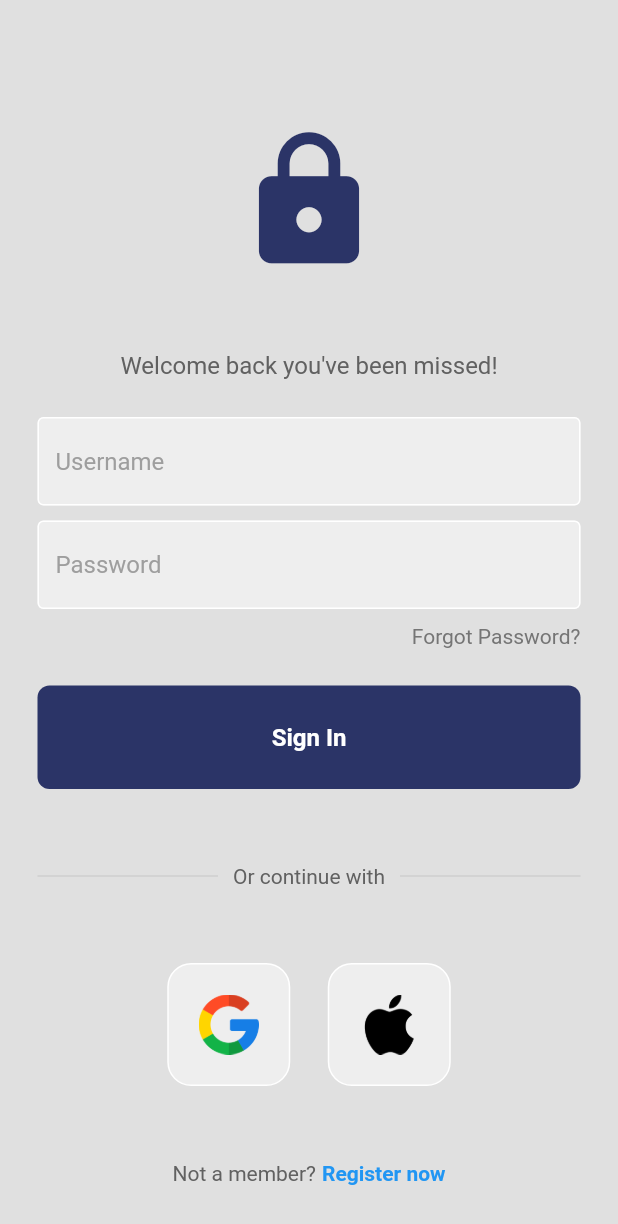
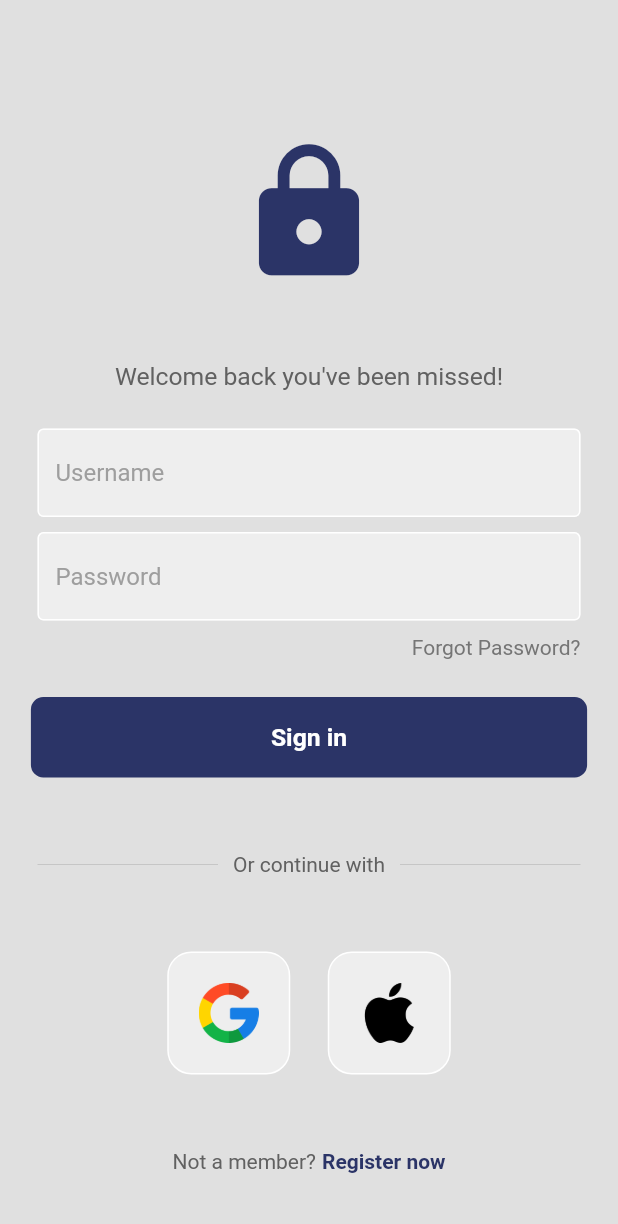
Before and after one commit to sank4lp55/finTech-App, a Flutter app: the LoginPage screen opened directly, on a phone screen of 412 x 824 dp. Shown: the top 1224 px of the screen. Run offline on Flutter 3.47's test engine with Material 2 defaults, Android fonts, the phone set to English and light mode, and no system bars; our stand-ins replace animated_theme_switcher, flutter_screenutil, get, hive, hive_flutter, line_awesome_flutter and 2 more; accounts and stored records are empty.

```diff
--- a/frontend/lib/main.dart
+++ b/frontend/lib/main.dart
@@ -1,6 +1,8 @@
 import 'package:flutter/material.dart';
 import 'package:frontend/data/model/hive_models/add_date.dart';
 import 'package:frontend/navigation_container.dart';
+import 'package:frontend/views/pages/login_folder/loginpage.dart';
+import 'package:frontend/views/pages/onboarding_folder/welcome.dart';
 import 'package:get/get_navigation/src/root/get_material_app.dart';
 import 'package:hive_flutter/adapters.dart';
 
@@ -23,6 +25,6 @@
         theme: ThemeData(
           primarySwatch: Colors.blue,
         ),
-        home: NavigationContainer());
+        home: LoginPage());
   }
 }
--- a/frontend/lib/views/pages/login_folder/loginpage.dart
+++ b/frontend/lib/views/pages/login_folder/loginpage.dart
@@ -1,8 +1,11 @@
 import 'package:flutter/material.dart';
+import 'package:frontend/navigation_container.dart';
 import 'package:frontend/utils/constants.dart';
+import 'package:frontend/views/pages/onboarding_folder/register.dart';
 import 'package:frontend/views/widgets/my_button.dart';
 import 'package:frontend/views/widgets/my_textfield.dart';
 import 'package:frontend/views/widgets/square_tile.dart';
+import 'package:get/get.dart';
 
 class LoginPage extends StatelessWidget {
   LoginPage({super.key});
@@ -16,6 +19,9 @@
 
   @override
   Widget build(BuildContext context) {
+    var size = MediaQuery.of(context).size;
+    double height = size.height;
+    double width = size.width;
     return Scaffold(
       backgroundColor: Colors.grey[300],
       body: SafeArea(
@@ -40,7 +46,7 @@
                   'Welcome back you\'ve been missed!',
                   style: TextStyle(
                     color: Colors.grey[700],
-                    fontSize: 16,
+                    fontSize: width * 0.04,
                   ),
                 ),
 
@@ -82,7 +88,12 @@
 
                 // sign in button
                 MyButton(
-                  onTap: signUserIn,
+                  h: height * 0.065,
+                  w: width * 0.9,
+                  text: "Sign in",
+                  onTap: () {
+                    Get.to(NavigationContainer());
+                  },
                 ),
 
                 const SizedBox(height: 50),
@@ -142,11 +153,16 @@
                       style: TextStyle(color: Colors.grey[700]),
                     ),
                     const SizedBox(width: 4),
-                    const Text(
-                      'Register now',
-                      style: TextStyle(
-                        color: Colors.blue,
-                        fontWeight: FontWeight.bold,
+                    InkWell(
+                      onTap: () {
+                        Get.to(Register());
+                      },
+                      child: Text(
+                        'Register now',
+                        style: TextStyle(
+                          color: dark,
+                          fontWeight: FontWeight.bold,
+                        ),
                       ),
                     ),
                   ],
--- a/frontend/lib/views/widgets/my_button.dart
+++ b/frontend/lib/views/widgets/my_button.dart
@@ -1,29 +1,45 @@
 import 'package:flutter/material.dart';
 import 'package:frontend/utils/constants.dart';
+import 'package:get/get.dart';
+import 'package:get/get_core/src/get_main.dart';
 
 class MyButton extends StatelessWidget {
   final Function()? onTap;
+  final String text;
+  final double h;
+  final double w;
 
-  const MyButton({super.key, required this.onTap});
+  const MyButton(
+      {super.key,
+      required this.onTap,
+      this.text = "",
+      required this.h,
+      required this.w});
 
   @override
   Widget build(BuildContext context) {
+    var size = MediaQuery.of(context).size;
+    var height = size.height;
+    var width = size.width;
     return GestureDetector(
       onTap: onTap,
       child: Container(
-        padding: const EdgeInsets.all(25),
-        margin: const EdgeInsets.symmetric(horizontal: 25),
+        width: w,
+        height: h,
+
+        //padding: const EdgeInsets.all(20),
+        //margin: const EdgeInsets.symmetric(horizontal: 20),
         decoration: BoxDecoration(
           color: dark,
-          borderRadius: BorderRadius.circular(8),
+          borderRadius: BorderRadius.circular(height * 0.01),
         ),
-        child: const Center(
+        child: Center(
           child: Text(
-            "Sign In",
+            text,
             style: TextStyle(
               color: Colors.white,
               fontWeight: FontWeight.bold,
-              fontSize: 16,
+              fontSize: height * 0.02,
             ),
           ),
         ),
--- a/frontend/lib/views/widgets/my_textfield.dart
+++ b/frontend/lib/views/widgets/my_textfield.dart
@@ -14,6 +14,9 @@
 
   @override
   Widget build(BuildContext context) {
+    var size = MediaQuery.of(context).size;
+    var height = size.height;
+    var width = size.width;
     return Padding(
       padding: const EdgeInsets.symmetric(horizontal: 25.0),
       child: TextField(
```
Also changed, not shown: frontend/lib/views/pages/onboarding_folder/otp.dart (added, +179 -0 lines), frontend/lib/views/pages/onboarding_folder/register.dart (added, +140 -0 lines), frontend/lib/views/pages/onboarding_folder/welcome.dart (added, +107 -0 lines), frontend/images/illustration-1.png (added), frontend/images/illustration-2.png (added), frontend/images/illustration-3.png (added).
